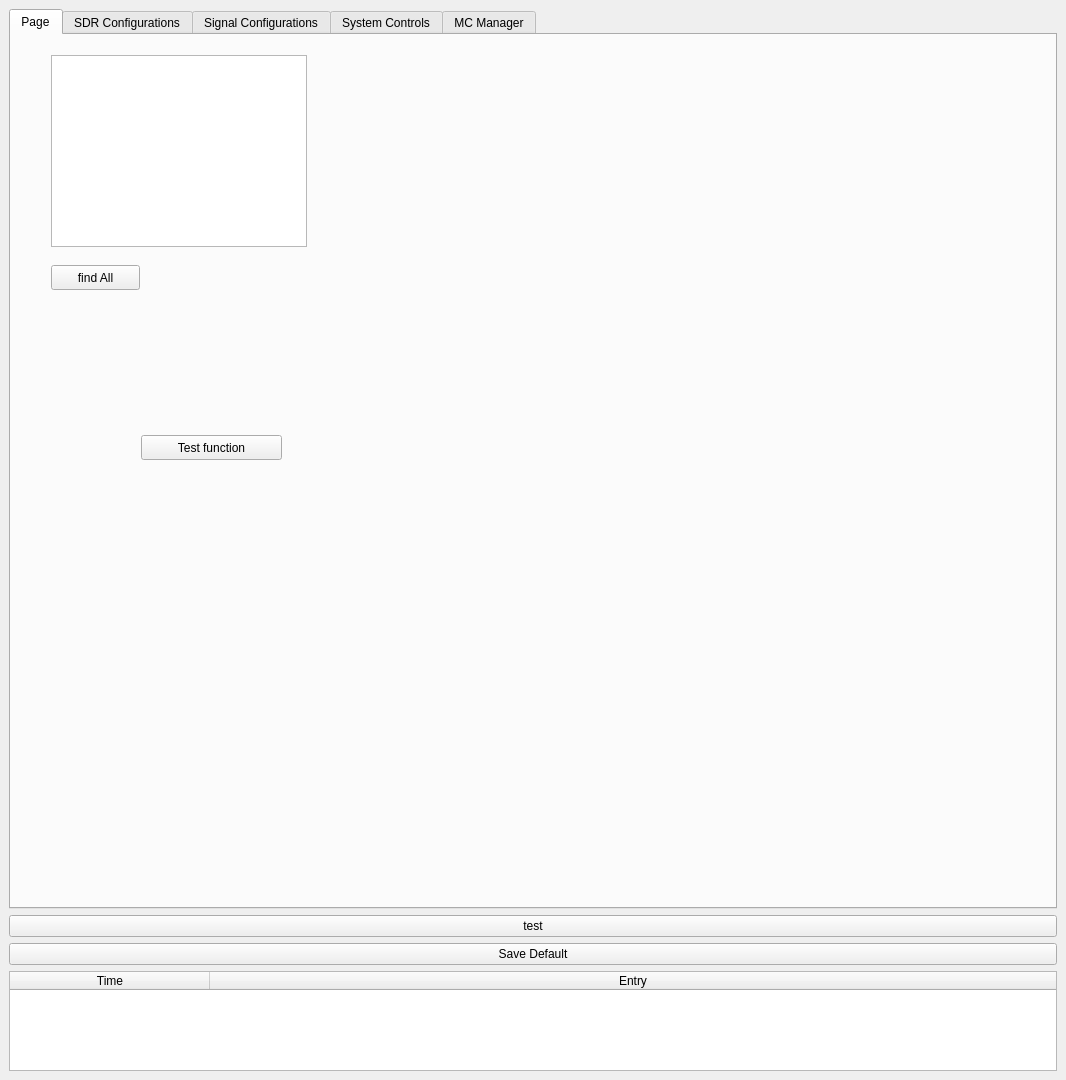
The window that caa_project/maingui.ui (jranstrom/usrp_caa_ui) describes before a commit, drawn with Qt 5.
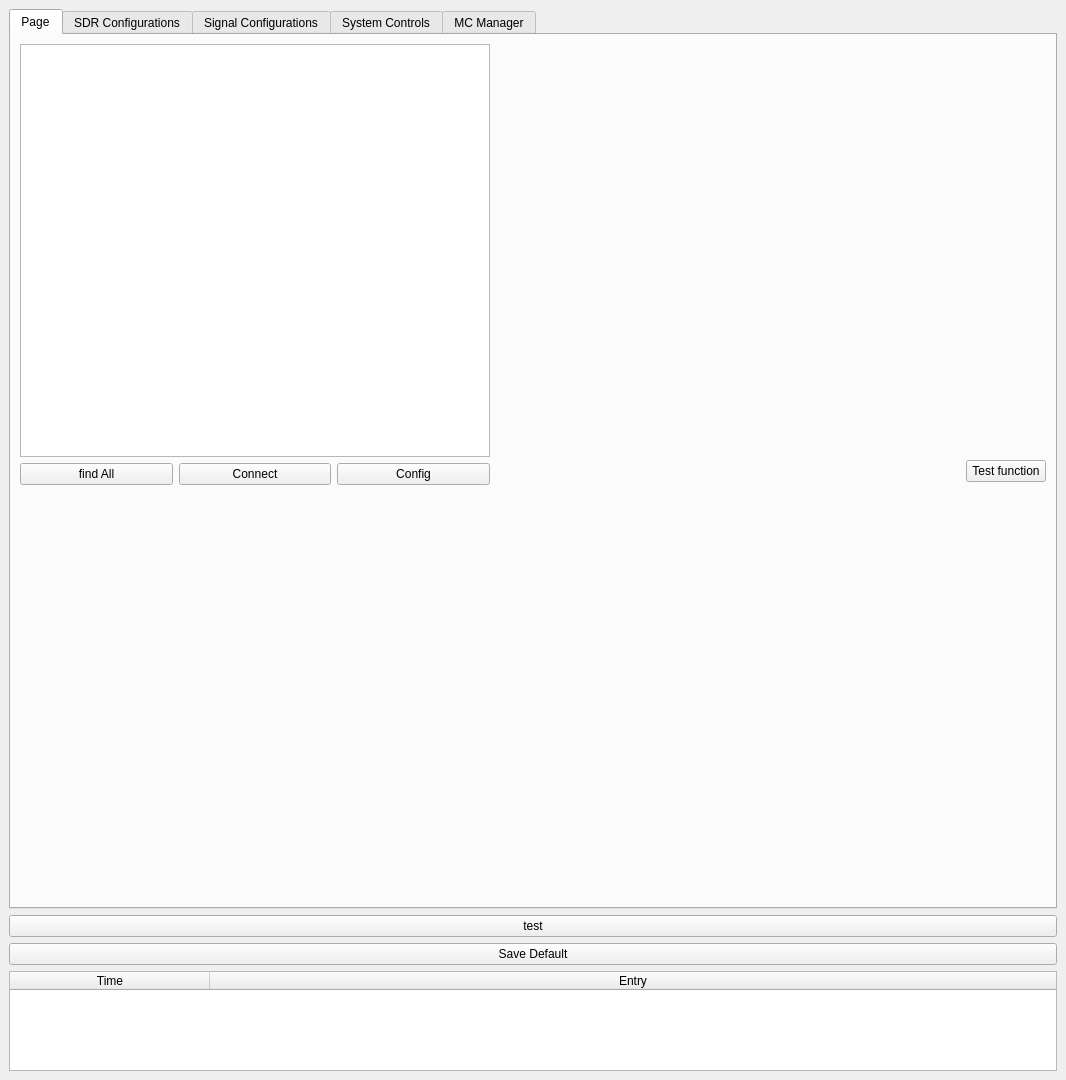
The same window after the commit. Custom widgets are drawn as their Qt base class.

Diff of the .ui file:
```diff
--- a/caa_project/maingui.ui
+++ b/caa_project/maingui.ui
@@ -57,42 +57,77 @@
        <attribute name="title">
         <string>Page</string>
        </attribute>
+       <layout class="QHBoxLayout" name="horizontalLayout_35">
+        <item>
+         <layout class="QVBoxLayout" name="verticalLayout_21">
+          <item>
        <widget class="QListWidget" name="listWidget_available_radios">
-        <property name="geometry">
-         <rect>
-          <x>40</x>
-          <y>20</y>
-          <width>256</width>
-          <height>192</height>
-         </rect>
-        </property>
-       </widget>
+            <property name="selectionMode">
+             <enum>QAbstractItemView::ExtendedSelection</enum>
+            </property>
+           </widget>
+          </item>
+          <item>
+           <layout class="QHBoxLayout" name="horizontalLayout_25">
+            <item>
        <widget class="QPushButton" name="btn_find_radios">
-        <property name="geometry">
-         <rect>
-          <x>40</x>
-          <y>230</y>
-          <width>89</width>
-          <height>25</height>
-         </rect>
-        </property>
         <property name="text">
          <string>find All</string>
         </property>
        </widget>
+            </item>
+            <item>
+             <widget class="QPushButton" name="btn_connect_radio">
+              <property name="text">
+               <string>Connect</string>
+              </property>
+             </widget>
+            </item>
+            <item>
+             <widget class="QPushButton" name="btn_configure_radio">
+              <property name="text">
+               <string>Config</string>
+              </property>
+             </widget>
+            </item>
+           </layout>
+          </item>
+          <item>
+           <spacer name="verticalSpacer">
+            <property name="orientation">
+             <enum>Qt::Vertical</enum>
+            </property>
+            <property name="sizeHint" stdset="0">
+             <size>
+              <width>20</width>
+              <height>40</height>
+             </size>
+            </property>
+           </spacer>
+          </item>
+         </layout>
+        </item>
+        <item>
+         <spacer name="horizontalSpacer_22">
+          <property name="orientation">
+           <enum>Qt::Horizontal</enum>
+          </property>
+          <property name="sizeHint" stdset="0">
+           <size>
+            <width>40</width>
+            <height>20</height>
+           </size>
+          </property>
+         </spacer>
+        </item>
+        <item>
        <widget class="QPushButton" name="btn_debug">
-        <property name="geometry">
-         <rect>
-          <x>130</x>
-          <y>400</y>
-          <width>141</width>
-          <height>25</height>
-         </rect>
-        </property>
         <property name="text">
          <string>Test function</string>
         </property>
        </widget>
+        </item>
+       </layout>
       </widget>
       <widget class="QWidget" name="tab">
        <property name="sizePolicy">
```
Lines whose indentation alone changed are shown as unchanged.
